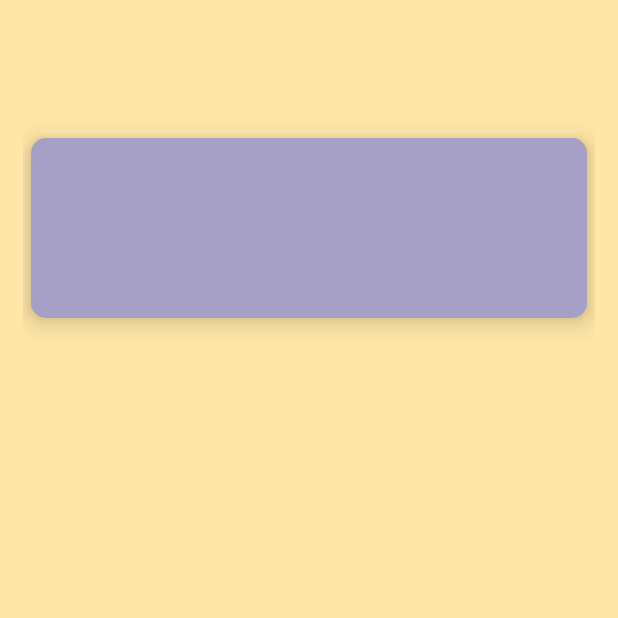
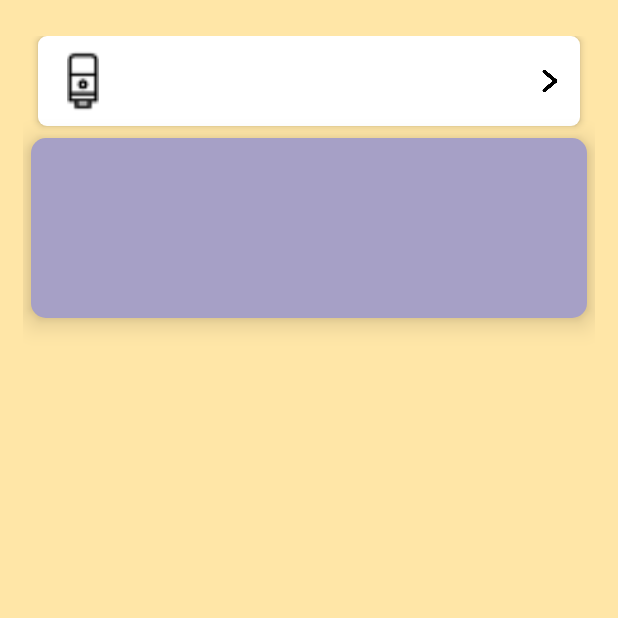
Before and after one commit to ambe-gzy/baseRepository, an Android app: the screen it shows after launch (MainActivity), on a phone screen of 412 x 824 dp, the top half of it. Run offline under Robolectric (Android 15) with nearby library versions, the light colour scheme and no system bars; our stand-ins replace Room's generated code; libraries missing offline, so code that uses them is left out: com.facebook.android, com.facebook.crypto, com.umeng.analytics, com.umeng.commonsdk; 3 statements that could not run were skipped.

Commit message:
保存自定义布局

```diff
--- a/app/src/main/java/cn/zhenye/main/MainActivity.java
+++ b/app/src/main/java/cn/zhenye/main/MainActivity.java
@@ -8,8 +8,6 @@ import cn.zhenye.voicereverse.VoiceReverseActivity;
 import android.os.Bundle;
 import android.view.View;
 import android.widget.LinearLayout;
-
-import com.umeng.analytics.MobclickAgent;
 
 
 public class MainActivity extends ZyCommonActivity implements View.OnClickListener {
--- a/app/src/main/res/layout/activity_main.xml
+++ b/app/src/main/res/layout/activity_main.xml
@@ -25,4 +25,15 @@
 
     </LinearLayout>
 
+    <RelativeLayout
+        android:layout_width="match_parent"
+        android:layout_height="match_parent">
+
+        <cn.zhenye.base.view.RecyclerNormalItem
+            android:layout_width="match_parent"
+            android:layout_height="match_parent"
+            app:leftIcon = "@mipmap/ic_micro_phone" />
+
+    </RelativeLayout>
+
 </androidx.constraintlayout.widget.ConstraintLayout>
--- /dev/null
+++ b/base/src/main/java/cn/zhenye/base/view/RecyclerNormalItem.java
@@ -0,0 +1,105 @@
+package cn.zhenye.base.view;
+
+import android.annotation.SuppressLint;
+import android.content.Context;
+import android.content.res.TypedArray;
+import android.graphics.Color;
+import android.graphics.drawable.Drawable;
+import android.util.AttributeSet;
+import android.util.DisplayMetrics;
+import android.util.TypedValue;
+import android.view.View;
+import android.widget.ImageView;
+import android.widget.LinearLayout;
+import android.widget.TextView;
+
+import androidx.annotation.ColorInt;
+import androidx.annotation.DimenRes;
+import androidx.annotation.IntegerRes;
+import androidx.annotation.Nullable;
+
+import cn.zhenye.base.R;
+
+public class RecyclerNormalItem extends LinearLayout {
+    private ImageView mIvLeftIcon;
+    private TextView mTvMessage;
+    private ImageView mIvRightIcon;
+
+    @ColorInt
+    private int mMessageColor;
+    private int mMessageSize;
+    private String mMessage;
+    private Drawable mLeftIconDrawable;
+    private Drawable mRightIconDrawable;
+
+
+    public RecyclerNormalItem(Context context) {
+        super(context);
+    }
+
+    public RecyclerNormalItem(Context context, @Nullable AttributeSet attrs) {
+        super(context, attrs);
+        initView(context,attrs);
+    }
+
+    public RecyclerNormalItem(Context context, @Nullable AttributeSet attrs, int defStyleAttr) {
+        super(context, attrs, defStyleAttr);
+    }
+
+    public RecyclerNormalItem(Context context, AttributeSet attrs, int defStyleAttr, int defStyleRes) {
+        super(context, attrs, defStyleAttr, defStyleRes);
+    }
+
+    private void initView(Context context, AttributeSet attr){
+        View.inflate(context, R.layout.item_recycler_normal, RecyclerNormalItem.this);
+        mIvLeftIcon = this.findViewById(R.id.iv_icon_left);
+        mTvMessage = this.findViewById(R.id.tv_message);
+        mIvRightIcon = this.findViewById(R.id.iv_icon_right);
+
+        TypedArray ta = context.obtainStyledAttributes(attr,R.styleable.RecyclerNormalItemStyle,0,0);
+        mMessage = ta.getString(R.styleable.RecyclerNormalItemStyle_message);
+        mMessageColor = ta.getColor(R.styleable.RecyclerNormalItemStyle_messageColor, Color.BLACK);
+        mMessageSize = ta.getDimensionPixelSize(R.styleable.RecyclerNormalItemStyle_messageSize, (int) TypedValue.applyDimension(TypedValue.COMPLEX_UNIT_PX,32,context.getResources().getDisplayMetrics()));
+        mLeftIconDrawable = ta.getDrawable(R.styleable.RecyclerNormalItemStyle_leftIcon);
+        mRightIconDrawable = ta.getDrawable(R.styleable.RecyclerNormalItemStyle_rightIcon);
+        ta.recycle();
+
+        initMessage(mTvMessage,mMessageColor,mMessageSize,mMessage);
+        initLeftIcon(mIvLeftIcon,mLeftIconDrawable,context);
+        initRightIcon(mIvRightIcon,mRightIconDrawable,context);
+    }
+
+    private void initMessage(TextView textView,int textColor,long textSize,String text){
+        textView.setTextColor(textColor);
+        textView.setTextSize(textSize);
+        textView.setText(text);
+    }
+
+    private void initLeftIcon(ImageView imageView, Drawable drawable,Context context){
+        if (drawable == null){
+            drawable = context.getResources().getDrawable(R.mipmap.ic_close);
+        }
+        imageView.setImageDrawable(drawable);
+    }
+
+    private void initRightIcon(ImageView imageView, Drawable drawable,Context context){
+        if (drawable == null){
+            drawable = context.getResources().getDrawable(R.mipmap.ic_page_in);
+        }
+        imageView.setImageDrawable(drawable);
+    }
+
+    public TextView getTvMessage(){
+        return mTvMessage;
+    }
+
+    public ImageView getmIvLeftIcon(){
+        return mIvLeftIcon;
+    }
+
+    public ImageView getmIvRightIcon(){
+        return mIvRightIcon;
+    }
+
+
+}
--- a/base/src/main/res/layout/item_normal_style1.xml
+++ b/base/src/main/res/layout/item_recycler_normal.xml
@@ -11,21 +11,26 @@
     android:background="@drawable/bg_item_favorites">
 
     <ImageView
+        android:id="@+id/iv_icon_left"
         android:layout_width="40dp"
         android:layout_height="40dp"
-        android:scaleType="centerCrop"
+        android:scaleType="fitCenter"
         android:layout_marginStart="10dp"
         tools:src="@tools:sample/avatars"/>
 
     <TextView
+        android:id="@+id/tv_message"
         android:layout_width="0dp"
         android:layout_height="match_parent"
         android:layout_weight="1"
         android:layout_marginStart="15dp"
         android:gravity="center_vertical"
+        android:textSize="16dp"
+        android:textColor="@color/black"
         tools:text="@tools:sample/full_names"/>
 
     <ImageView
+        android:id="@+id/iv_icon_right"
         android:layout_width="20dp"
         android:layout_height="20dp"
         android:layout_marginStart="15dp"
--- a/common/build.gradle
+++ b/common/build.gradle
@@ -1,11 +1,11 @@
 apply plugin: 'com.android.library'
 
 android {
-    compileSdkVersion 28
+    compileSdkVersion 29
 
     defaultConfig {
         minSdkVersion 21
-        targetSdkVersion 28
+        targetSdkVersion 29
         versionCode 1
         versionName "1.0"
 
@@ -25,7 +25,7 @@ android {
 dependencies {
     implementation fileTree(dir: 'libs', include: ['*.jar'])
 
-    implementation 'com.android.support:appcompat-v7:28.0.0'
+    implementation 'com.android.support:appcompat-v7:29.0.0'
     testImplementation 'junit:junit:4.12'
     androidTestImplementation 'com.android.support.test:runner:1.0.2'
     androidTestImplementation 'com.android.support.test.espresso:espresso-core:3.0.2'
--- a/common/src/main/res/layout/item_voice_file.xml
+++ b/common/src/main/res/layout/item_voice_file.xml
@@ -2,6 +2,7 @@
 <LinearLayout xmlns:android="http://schemas.android.com/apk/res/android"
     android:layout_width="match_parent"
     android:layout_height="match_parent"
+    android:orientation="vertical"
     xmlns:tools="http://schemas.android.com/tools">
     <LinearLayout
         android:layout_width="match_parent"
@@ -14,6 +15,7 @@
         android:paddingEnd="5dp"
         android:paddingTop="5dp"
         android:paddingBottom="5dp"
+        tools:visibility="gone"
         android:gravity="center_vertical"
         android:background="@drawable/ripple_add_voice_file"
         android:orientation="horizontal">
@@ -68,4 +70,8 @@
             android:src="@mipmap/ic_page_in"/>
     </LinearLayout>
 
+    <cn.zhenye.base.view.RecyclerNormalItem
+        android:layout_width="match_parent"
+        android:layout_height="wrap_content" />
+
 </LinearLayout>
```
Also changed, not shown: base/build.gradle (+4 -4 lines), base/src/main/res/values/attr.xml (added, +9 -0 lines), base/src/main/res/mipmap-xxhdpi/ic_close.png (added), common/src/main/res/mipmap-xxxhdpi/ic_page_in.png (added).
